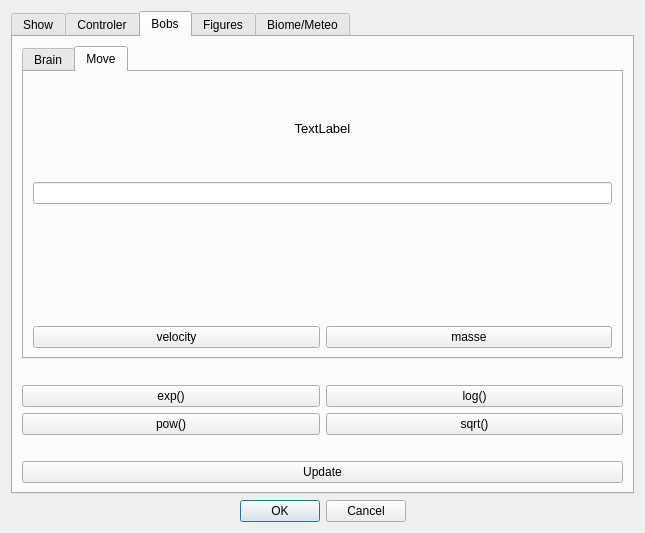
Qt form view/Settings.ui (yetanotherf0rked/3a_bobbar) before a commit.
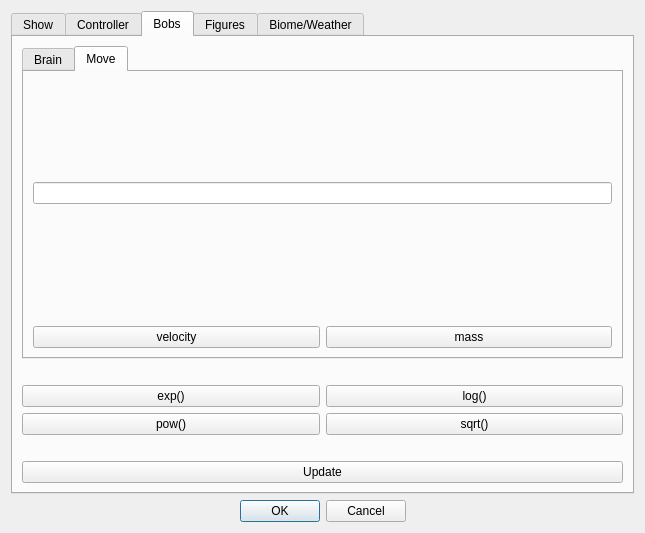
The same form after that commit. The open tabs and pages were chosen to show the change.

```diff
--- a/view/Settings.ui
+++ b/view/Settings.ui
@@ -105,7 +105,7 @@
      </widget>
      <widget class="QWidget" name="tab_2">
       <attribute name="title">
-       <string>Controler</string>
+       <string>Controller</string>
       </attribute>
       <widget class="QPushButton" name="pushButton_4">
        <property name="geometry">
@@ -289,7 +289,7 @@
            <item row="5" column="1">
             <widget class="QPushButton" name="pushButton_17">
              <property name="text">
-              <string>masse</string>
+              <string>mass</string>
              </property>
             </widget>
            </item>
@@ -301,7 +301,7 @@
               </font>
              </property>
              <property name="text">
-              <string>TextLabel</string>
+              <string/>
              </property>
              <property name="alignment">
               <set>Qt::AlignCenter</set>
@@ -531,7 +531,7 @@
      </widget>
      <widget class="QWidget" name="tab_5">
       <attribute name="title">
-       <string>Biome/Meteo</string>
+       <string>Biome/Weather</string>
       </attribute>
       <widget class="QWidget" name="layoutWidget">
        <property name="geometry">
```
Left out of the diff: 12 changed lines with no effect on the pictures.
